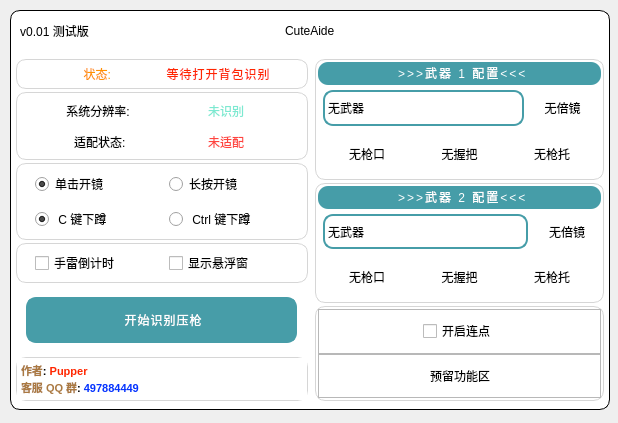
The window that views/home.ui (Pupper0601/CuteAide) describes before a commit, drawn with Qt 5.
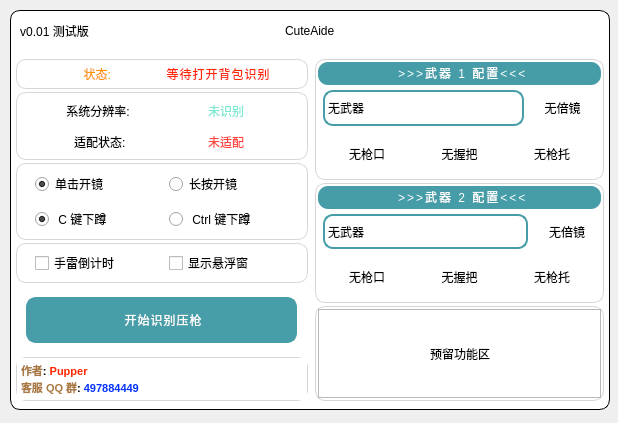
The same window after the commit. Icons and pictures are not drawn.

What changed in the file:
```diff
--- a/views/home.ui
+++ b/views/home.ui
@@ -2230,51 +2230,6 @@
               <property name="bottomMargin">
                <number>2</number>
               </property>
-              <item>
-               <widget class="QFrame" name="frame_23">
-                <property name="frameShape">
-                 <enum>QFrame::Shape::StyledPanel</enum>
-                </property>
-                <property name="frameShadow">
-                 <enum>QFrame::Shadow::Raised</enum>
-                </property>
-                <layout class="QHBoxLayout" name="horizontalLayout_19">
-                 <item>
-                  <spacer name="horizontalSpacer_40">
-                   <property name="orientation">
-                    <enum>Qt::Orientation::Horizontal</enum>
-                   </property>
-                   <property name="sizeHint" stdset="0">
-                    <size>
-                     <width>86</width>
-                     <height>20</height>
-                    </size>
-                   </property>
-                  </spacer>
-                 </item>
-                 <item>
-                  <widget class="QCheckBox" name="checkBox_3">
-                   <property name="text">
-                    <string>开启连点</string>
-                   </property>
-                  </widget>
-                 </item>
-                 <item>
-                  <spacer name="horizontalSpacer_41">
-                   <property name="orientation">
-                    <enum>Qt::Orientation::Horizontal</enum>
-                   </property>
-                   <property name="sizeHint" stdset="0">
-                    <size>
-                     <width>85</width>
-                     <height>20</height>
-                    </size>
-                   </property>
-                  </spacer>
-                 </item>
-                </layout>
-               </widget>
-              </item>
               <item>
                <widget class="QFrame" name="frame_25">
                 <property name="frameShape">
```
